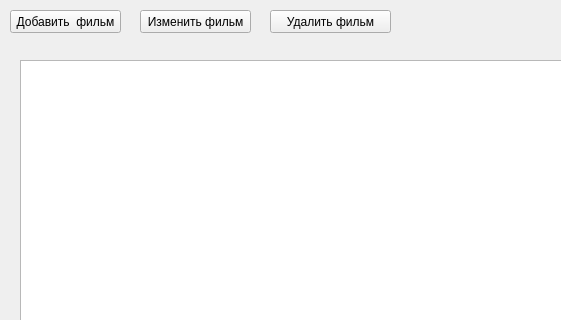
First picture: the form in main.ui, repository Zyablik195/coffee_eparesete, before the edit; both pictures show x 0 to 561 and y 0 to 320 of the 901 by 585 pixel window.
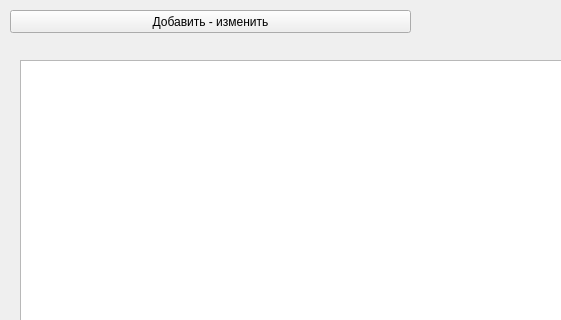
Second picture: the form after the edit.

What changed in the file:
```diff
--- a/main.ui
+++ b/main.ui
@@ -22,38 +22,12 @@
      <rect>
       <x>10</x>
       <y>10</y>
-      <width>111</width>
+      <width>401</width>
       <height>23</height>
      </rect>
     </property>
     <property name="text">
-     <string>Добавить  фильм</string>
-    </property>
-   </widget>
-   <widget class="QPushButton" name="pushButton_2">
-    <property name="geometry">
-     <rect>
-      <x>140</x>
-      <y>10</y>
-      <width>111</width>
-      <height>23</height>
-     </rect>
-    </property>
-    <property name="text">
-     <string>Изменить фильм</string>
-    </property>
-   </widget>
-   <widget class="QPushButton" name="pushButton_3">
-    <property name="geometry">
-     <rect>
-      <x>270</x>
-      <y>10</y>
-      <width>121</width>
-      <height>23</height>
-     </rect>
-    </property>
-    <property name="text">
-     <string>Удалить фильм</string>
+     <string>Добавить - изменить</string>
     </property>
    </widget>
    <widget class="QTableWidget" name="tableWidget_1">
```
